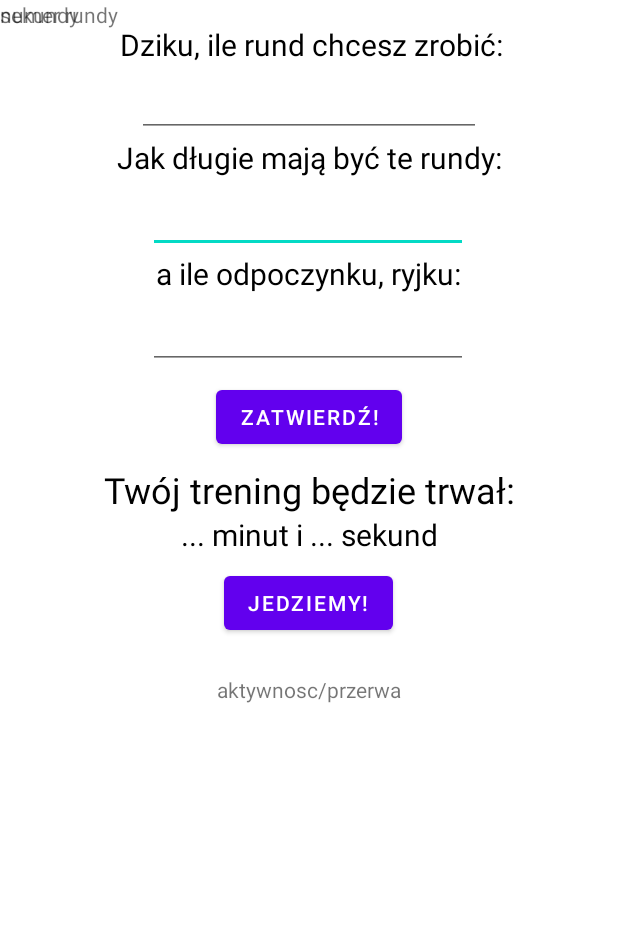
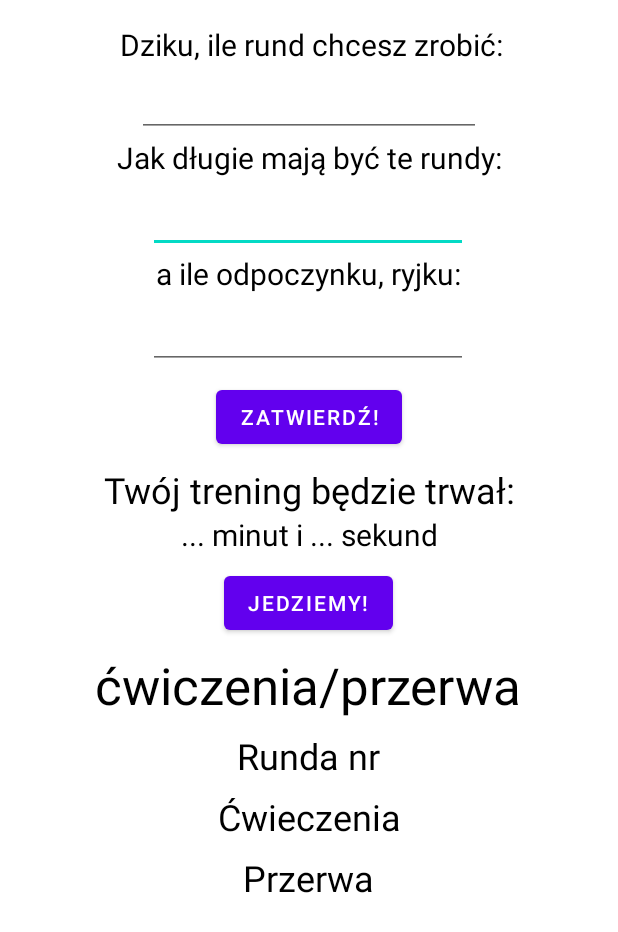
Before and after one commit to wszymon/Chudnij-dziku-, an Android app: the IntervalsActivity screen opened directly, with no data from a screen before it, on a phone screen of 412 x 824 dp. Shown: the top 932 px of the screen. Run offline under Robolectric (Android 15) with nearby library versions, the phone set to English and light mode, and no system bars.

Commit message:
add all the functionalities for Interval activity... but its not working

```diff
--- a/app/src/main/res/layout/activity_intervals.xml
+++ b/app/src/main/res/layout/activity_intervals.xml
@@ -126,9 +126,12 @@
         android:id="@+id/roundBreakTextView"
         android:layout_width="wrap_content"
         android:layout_height="wrap_content"
-        android:layout_marginTop="24dp"
-        android:text="aktywnosc/przerwa"
+        android:layout_marginTop="8dp"
+        android:text="@string/roundBreakTextView"
+        android:textColor="@color/black"
+        android:textSize="34sp"
         app:layout_constraintEnd_toEndOf="parent"
+        app:layout_constraintHorizontal_bias="0.496"
         app:layout_constraintStart_toStartOf="parent"
         app:layout_constraintTop_toBottomOf="@+id/startIntervalButton" />
 
@@ -136,16 +139,37 @@
         android:id="@+id/currentRoundTextView"
         android:layout_width="wrap_content"
         android:layout_height="wrap_content"
-        android:text="numer rundy"
-        tools:layout_editor_absoluteX="120dp"
-        tools:layout_editor_absoluteY="500dp" />
+        android:layout_marginTop="8dp"
+        android:text="@string/currentRoundTextView"
+        android:textColor="@color/black"
+        android:textSize="24sp"
+        app:layout_constraintEnd_toEndOf="parent"
+        app:layout_constraintHorizontal_bias="0.498"
+        app:layout_constraintStart_toStartOf="parent"
+        app:layout_constraintTop_toBottomOf="@+id/roundBreakTextView" />
 
     <TextView
-        android:id="@+id/currentIntervaTextView"
+        android:id="@+id/currentIntervalTextView"
         android:layout_width="wrap_content"
         android:layout_height="wrap_content"
-        android:text="sekundy"
-        tools:layout_editor_absoluteX="235dp"
-        tools:layout_editor_absoluteY="500dp" />
+        android:layout_marginTop="8dp"
+        android:text="@string/currentIntervalTextView"
+        android:textColor="@color/black"
+        android:textSize="24sp"
+        app:layout_constraintEnd_toEndOf="parent"
+        app:layout_constraintStart_toStartOf="parent"
+        app:layout_constraintTop_toBottomOf="@+id/currentRoundTextView" />
+
+    <TextView
+        android:id="@+id/currentBreakTextView"
+        android:layout_width="wrap_content"
+        android:layout_height="wrap_content"
+        android:layout_marginTop="8dp"
+        android:text="@string/currentBreakTextView"
+        android:textColor="@color/black"
+        android:textSize="24sp"
+        app:layout_constraintEnd_toEndOf="parent"
+        app:layout_constraintStart_toStartOf="parent"
+        app:layout_constraintTop_toBottomOf="@+id/currentIntervalTextView" />
 
 </androidx.constraintlayout.widget.ConstraintLayout>
--- a/app/src/main/res/values/strings.xml
+++ b/app/src/main/res/values/strings.xml
@@ -16,4 +16,8 @@
     <string name="roundTimeAskTextView">Jak długie mają być te rundy:</string>
     <string name="breakTimeAskTextView">a ile odpoczynku, ryjku:</string>
     <string name="startButton">Jedziemy!</string>
+    <string name="roundBreakTextView">ćwiczenia/przerwa</string>
+    <string name="currentRoundTextView">Runda nr</string>
+    <string name="currentBreakTextView">Przerwa</string>
+    <string name="currentIntervalTextView">Ćwieczenia</string>
 </resources>
```
Also changed, not shown: app/src/main/java/com/example/chudnijdziku/IntervalsActivity.java (+43 -2 lines).
